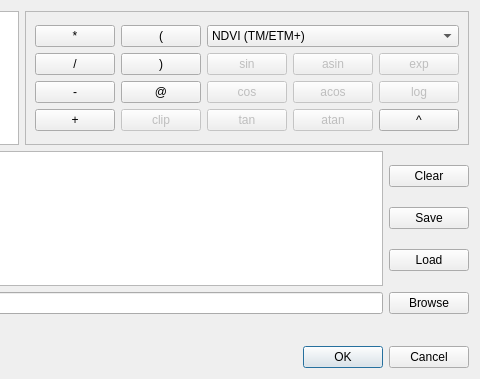
The window that rastercalcdialogbase.ui (nextgis/qgis_rastercalc) describes before a commit, drawn with Qt 5; both pictures show x 261 to 741 and y 0 to 379 of the 741 by 379 pixel window.
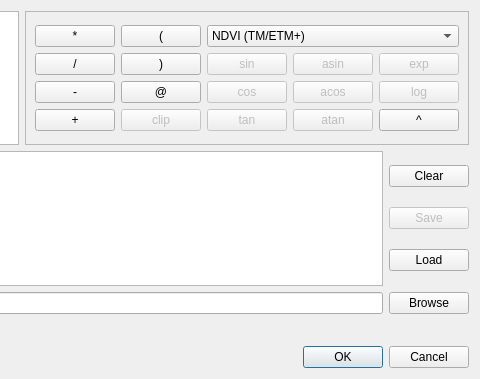
The same window after the commit.

Commit message: fixes in buttons states when expression area is empty

```diff
--- a/rastercalcdialogbase.ui
+++ b/rastercalcdialogbase.ui
@@ -279,6 +279,9 @@
        </item>
        <item>
         <widget class="QPushButton" name="btnSaveExpression">
+         <property name="enabled">
+          <bool>false</bool>
+         </property>
          <property name="text">
           <string>Save</string>
          </property>
```
The commit also changes 4 other files.
